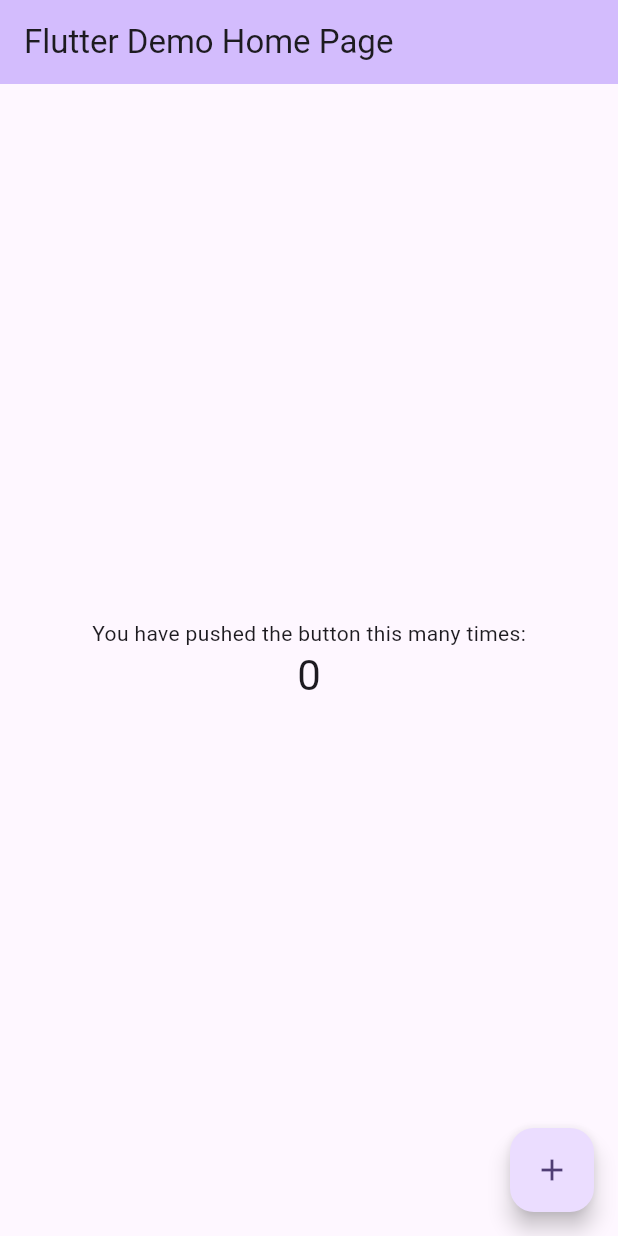
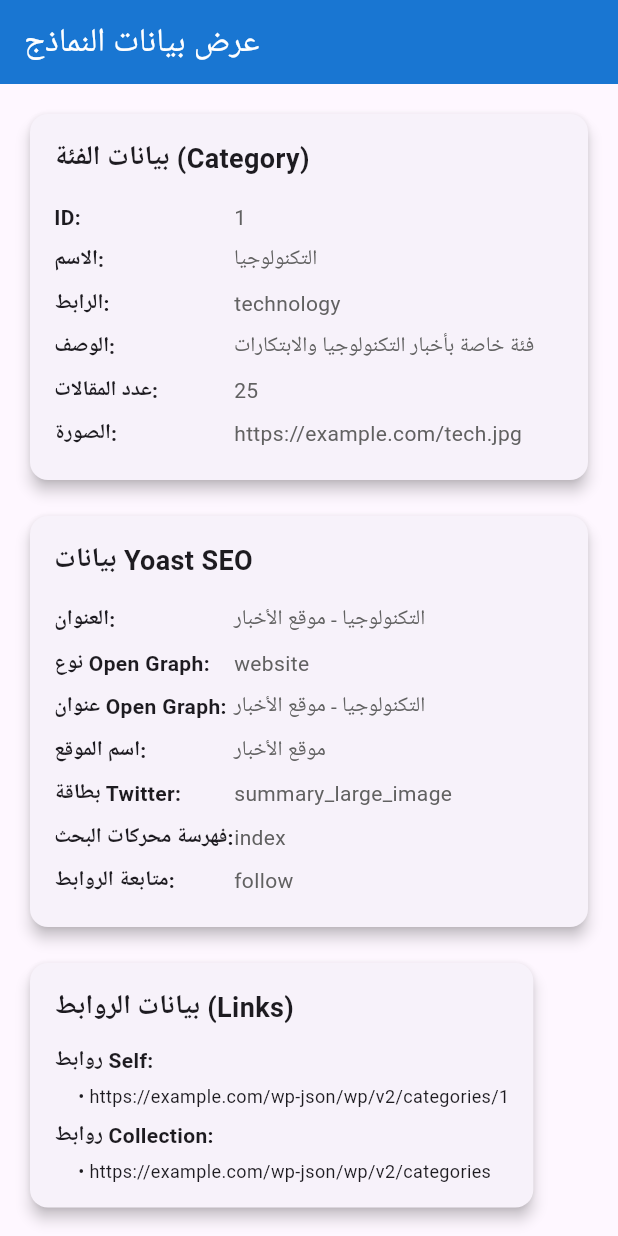
Before and after one commit to khalidyehiaabdelrahman/test2, a Flutter app: the screen it shows after launch, on a phone screen of 412 x 824 dp. Run offline on Flutter 3.47's test engine with Material 3 defaults, Android fonts, the phone set to English and light mode, and no system bars.

Commit message:
Initial commit: Add Flutter models for WordPress API integration

```diff
--- a/lib/main.dart
+++ b/lib/main.dart
@@ -1,122 +1,310 @@
 import 'package:flutter/material.dart';
+import 'models/category.dart';
+import 'models/yoast_models.dart';
+import 'models/links_models.dart';
+import 'models/schema_models.dart';
 
 void main() {
-  runApp(const MyApp());
+  runApp(MyApp());
 }
 
 class MyApp extends StatelessWidget {
-  const MyApp({super.key});
-
-  // This widget is the root of your application.
   @override
   Widget build(BuildContext context) {
     return MaterialApp(
-      title: 'Flutter Demo',
-      theme: ThemeData(
-        // This is the theme of your application.
-        //
-        // TRY THIS: Try running your application with "flutter run". You'll see
-        // the application has a purple toolbar. Then, without quitting the app,
-        // try changing the seedColor in the colorScheme below to Colors.green
-        // and then invoke "hot reload" (save your changes or press the "hot
-        // reload" button in a Flutter-supported IDE, or press "r" if you used
-        // the command line to start the app).
-        //
-        // Notice that the counter didn't reset back to zero; the application
-        // state is not lost during the reload. To reset the state, use hot
-        // restart instead.
-        //
-        // This works for code too, not just values: Most code changes can be
-        // tested with just a hot reload.
-        colorScheme: ColorScheme.fromSeed(seedColor: Colors.deepPurple),
-      ),
-      home: const MyHomePage(title: 'Flutter Demo Home Page'),
+      title: 'Flutter Models Demo',
+      theme: ThemeData(primarySwatch: Colors.blue, useMaterial3: true),
+      home: ModelsDemoPage(),
     );
   }
 }
 
-class MyHomePage extends StatefulWidget {
-  const MyHomePage({super.key, required this.title});
+class ModelsDemoPage extends StatefulWidget {
+  @override
+  _ModelsDemoPageState createState() => _ModelsDemoPageState();
+}
 
-  // This widget is the home page of your application. It is stateful, meaning
-  // that it has a State object (defined below) that contains fields that affect
-  // how it looks.
-
-  // This class is the configuration for the state. It holds the values (in this
-  // case the title) provided by the parent (in this case the App widget) and
-  // used by the build method of the State. Fields in a Widget subclass are
-  // always marked "final".
-
-  final String title;
+class _ModelsDemoPageState extends State<ModelsDemoPage> {
+  late Category sampleCategory;
+  late YoastHeadJson sampleYoast;
+  late Links sampleLinks;
+  late Schema sampleSchema;
 
   @override
-  State<MyHomePage> createState() => _MyHomePageState();
-}
+  void initState() {
+    super.initState();
+    _createSampleData();
+  }
 
-class _MyHomePageState extends State<MyHomePage> {
-  int _counter = 0;
+  void _createSampleData() {
+    // إنشاء بيانات تجريبية للفئة
+    sampleCategory = Category(
+      id: 1,
+      name: "التكنولوجيا",
+      slug: "technology",
+      parent: 0,
+      description: "فئة خاصة بأخبار التكنولوجيا والابتكارات",
+      display: "default",
+      image: "https://example.com/tech.jpg",
+      menuOrder: 1,
+      count: 25,
+      yoastHead: "<meta name='description' content='أخبار التكنولوجيا'>",
+      yoastHeadJson: _createSampleYoast(),
+      links: _createSampleLinks(),
+    );
 
-  void _incrementCounter() {
-    setState(() {
-      // This call to setState tells the Flutter framework that something has
-      // changed in this State, which causes it to rerun the build method below
-      // so that the display can reflect the updated values. If we changed
-      // _counter without calling setState(), then the build method would not be
-      // called again, and so nothing would appear to happen.
-      _counter++;
-    });
+    sampleYoast = _createSampleYoast();
+    sampleLinks = _createSampleLinks();
+    sampleSchema = _createSampleSchema();
+  }
+
+  YoastHeadJson _createSampleYoast() {
+    return YoastHeadJson(
+      title: "التكنولوجيا - موقع الأخبار",
+      robots: Robots(
+        index: "index",
+        follow: "follow",
+        maxSnippet: "max-snippet:-1",
+        maxImagePreview: "max-image-preview:large",
+        maxVideoPreview: "max-video-preview:-1",
+      ),
+      ogLocale: "ar_SA",
+      ogType: "website",
+      ogTitle: "التكنولوجيا - موقع الأخبار",
+      ogUrl: "https://example.com/category/technology",
+      ogSiteName: "موقع الأخبار",
+      twitterCard: "summary_large_image",
+      schema: _createSampleSchema(),
+    );
+  }
+
+  Links _createSampleLinks() {
+    return Links(
+      self: [
+        LinkItem(
+          href: "https://example.com/wp-json/wp/v2/categories/1",
+          targetHints: TargetHints(allow: ["GET"]),
+        ),
+      ],
+      collection: [
+        LinkItem(
+          href: "https://example.com/wp-json/wp/v2/categories",
+          targetHints: TargetHints(allow: ["GET"]),
+        ),
+      ],
+      up: [
+        LinkItem(
+          href: "https://example.com/wp-json/wp/v2/categories",
+          targetHints: TargetHints(allow: ["GET"]),
+        ),
+      ],
+    );
+  }
+
+  Schema _createSampleSchema() {
+    return Schema(
+      context: "https://schema.org",
+      graph: [
+        GraphItem(
+          type: "WebSite",
+          id: "https://example.com/#website",
+          url: "https://example.com",
+          name: "موقع الأخبار",
+          description: "موقع إخباري شامل",
+          publisher: Publisher(id: "https://example.com/#organization"),
+          potentialAction: [
+            PotentialAction(
+              type: "SearchAction",
+              target: Target(
+                type: "EntryPoint",
+                urlTemplate: "https://example.com/?s={search_term_string}",
+              ),
+              queryInput: QueryInput(
+                type: "PropertyValueSpecification",
+                valueRequired: true,
+                valueName: "search_term_string",
+              ),
+            ),
+          ],
+        ),
+      ],
+    );
   }
 
   @override
   Widget build(BuildContext context) {
-    // This method is rerun every time setState is called, for instance as done
-    // by the _incrementCounter method above.
-    //
-    // The Flutter framework has been optimized to make rerunning build methods
-    // fast, so that you can just rebuild anything that needs updating rather
-    // than having to individually change instances of widgets.
     return Scaffold(
       appBar: AppBar(
-        // TRY THIS: Try changing the color here to a specific color (to
-        // Colors.amber, perhaps?) and trigger a hot reload to see the AppBar
-        // change color while the other colors stay the same.
-        backgroundColor: Theme.of(context).colorScheme.inversePrimary,
-        // Here we take the value from the MyHomePage object that was created by
-        // the App.build method, and use it to set our appbar title.
-        title: Text(widget.title),
+        title: Text('عرض بيانات النماذج'),
+        backgroundColor: Colors.blue[700],
+        foregroundColor: Colors.white,
       ),
-      body: Center(
-        // Center is a layout widget. It takes a single child and positions it
-        // in the middle of the parent.
+      body: SingleChildScrollView(
+        padding: EdgeInsets.all(16),
         child: Column(
-          // Column is also a layout widget. It takes a list of children and
-          // arranges them vertically. By default, it sizes itself to fit its
-          // children horizontally, and tries to be as tall as its parent.
-          //
-          // Column has various properties to control how it sizes itself and
-          // how it positions its children. Here we use mainAxisAlignment to
-          // center the children vertically; the main axis here is the vertical
-          // axis because Columns are vertical (the cross axis would be
-          // horizontal).
-          //
-          // TRY THIS: Invoke "debug painting" (choose the "Toggle Debug Paint"
-          // action in the IDE, or press "p" in the console), to see the
-          // wireframe for each widget.
-          mainAxisAlignment: MainAxisAlignment.center,
-          children: <Widget>[
-            const Text('You have pushed the button this many times:'),
+          crossAxisAlignment: CrossAxisAlignment.start,
+          children: [
+            _buildCategoryCard(),
+            SizedBox(height: 16),
+            _buildYoastCard(),
+            SizedBox(height: 16),
+            _buildLinksCard(),
+            SizedBox(height: 16),
+            _buildSchemaCard(),
+          ],
+        ),
+      ),
+    );
+  }
+
+  Widget _buildCategoryCard() {
+    return Card(
+      elevation: 4,
+      child: Padding(
+        padding: EdgeInsets.all(16),
+        child: Column(
+          crossAxisAlignment: CrossAxisAlignment.start,
+          children: [
             Text(
-              '$_counter',
-              style: Theme.of(context).textTheme.headlineMedium,
+              'بيانات الفئة (Category)',
+              style: TextStyle(fontSize: 18, fontWeight: FontWeight.bold),
+            ),
+            SizedBox(height: 12),
+            _buildInfoRow('ID', sampleCategory.id.toString()),
+            _buildInfoRow('الاسم', sampleCategory.name),
+            _buildInfoRow('الرابط', sampleCategory.slug),
+            _buildInfoRow('الوصف', sampleCategory.description),
+            _buildInfoRow('عدد المقالات', sampleCategory.count.toString()),
+            _buildInfoRow('الصورة', sampleCategory.image ?? 'لا توجد صورة'),
+          ],
+        ),
+      ),
+    );
+  }
+
+  Widget _buildYoastCard() {
+    return Card(
+      elevation: 4,
+      child: Padding(
+        padding: EdgeInsets.all(16),
+        child: Column(
+          crossAxisAlignment: CrossAxisAlignment.start,
+          children: [
+            Text(
+              'بيانات Yoast SEO',
+              style: TextStyle(fontSize: 18, fontWeight: FontWeight.bold),
+            ),
+            SizedBox(height: 12),
+            _buildInfoRow('العنوان', sampleYoast.title),
+            _buildInfoRow('نوع Open Graph', sampleYoast.ogType),
+            _buildInfoRow('عنوان Open Graph', sampleYoast.ogTitle),
+            _buildInfoRow('اسم الموقع', sampleYoast.ogSiteName),
+            _buildInfoRow('بطاقة Twitter', sampleYoast.twitterCard),
+            _buildInfoRow('فهرسة محركات البحث', sampleYoast.robots.index),
+            _buildInfoRow('متابعة الروابط', sampleYoast.robots.follow),
+          ],
+        ),
+      ),
+    );
+  }
+
+  Widget _buildLinksCard() {
+    return Card(
+      elevation: 4,
+      child: Padding(
+        padding: EdgeInsets.all(16),
+        child: Column(
+          crossAxisAlignment: CrossAxisAlignment.start,
+          children: [
+            Text(
+              'بيانات الروابط (Links)',
+              style: TextStyle(fontSize: 18, fontWeight: FontWeight.bold),
+            ),
+            SizedBox(height: 12),
+            Text('روابط Self:', style: TextStyle(fontWeight: FontWeight.w600)),
+            ...sampleLinks.self.map(
+              (link) => Padding(
+                padding: EdgeInsets.only(left: 16, top: 4),
+                child: Text('• ${link.href}', style: TextStyle(fontSize: 12)),
+              ),
+            ),
+            SizedBox(height: 8),
+            Text(
+              'روابط Collection:',
+              style: TextStyle(fontWeight: FontWeight.w600),
+            ),
+            ...sampleLinks.collection.map(
+              (link) => Padding(
+                padding: EdgeInsets.only(left: 16, top: 4),
+                child: Text('• ${link.href}', style: TextStyle(fontSize: 12)),
+              ),
             ),
           ],
         ),
       ),
-      floatingActionButton: FloatingActionButton(
-        onPressed: _incrementCounter,
-        tooltip: 'Increment',
-        child: const Icon(Icons.add),
-      ), // This trailing comma makes auto-formatting nicer for build methods.
+    );
+  }
+
+  Widget _buildSchemaCard() {
+    return Card(
+      elevation: 4,
+      child: Padding(
+        padding: EdgeInsets.all(16),
+        child: Column(
+          crossAxisAlignment: CrossAxisAlignment.start,
+          children: [
+            Text(
+              'بيانات Schema.org',
+              style: TextStyle(fontSize: 18, fontWeight: FontWeight.bold),
+            ),
+            SizedBox(height: 12),
+            _buildInfoRow('السياق', sampleSchema.context),
+            _buildInfoRow('عدد العناصر', sampleSchema.graph.length.toString()),
+            if (sampleSchema.graph.isNotEmpty) ...[
+              SizedBox(height: 8),
+              Text(
+                'العنصر الأول:',
+                style: TextStyle(fontWeight: FontWeight.w600),
+              ),
+              Padding(
+                padding: EdgeInsets.only(left: 16, top: 4),
+                child: Column(
+                  crossAxisAlignment: CrossAxisAlignment.start,
+                  children: [
+                    Text('النوع: ${sampleSchema.graph.first.type}'),
+                    Text('المعرف: ${sampleSchema.graph.first.id}'),
+                    if (sampleSchema.graph.first.name != null)
+                      Text('الاسم: ${sampleSchema.graph.first.name}'),
+                    if (sampleSchema.graph.first.description != null)
+                      Text('الوصف: ${sampleSchema.graph.first.description}'),
+                  ],
+                ),
+              ),
+            ],
+          ],
+        ),
+      ),
+    );
+  }
+
+  Widget _buildInfoRow(String label, String value) {
+    return Padding(
+      padding: EdgeInsets.symmetric(vertical: 4),
+      child: Row(
+        crossAxisAlignment: CrossAxisAlignment.start,
+        children: [
+          SizedBox(
+            width: 120,
+            child: Text(
+              '$label:',
+              style: TextStyle(fontWeight: FontWeight.w600),
+            ),
+          ),
+          Expanded(
+            child: Text(value, style: TextStyle(color: Colors.grey[700])),
+          ),
+        ],
+      ),
     );
   }
 }
```
Also changed, not shown: 1 other file.
